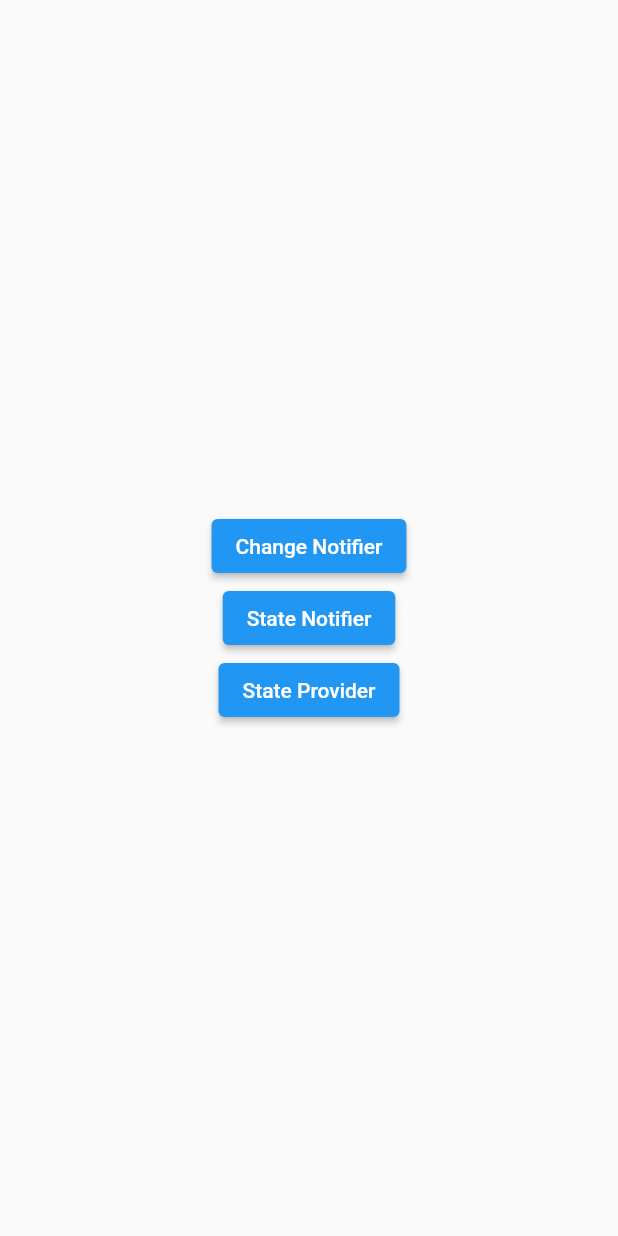
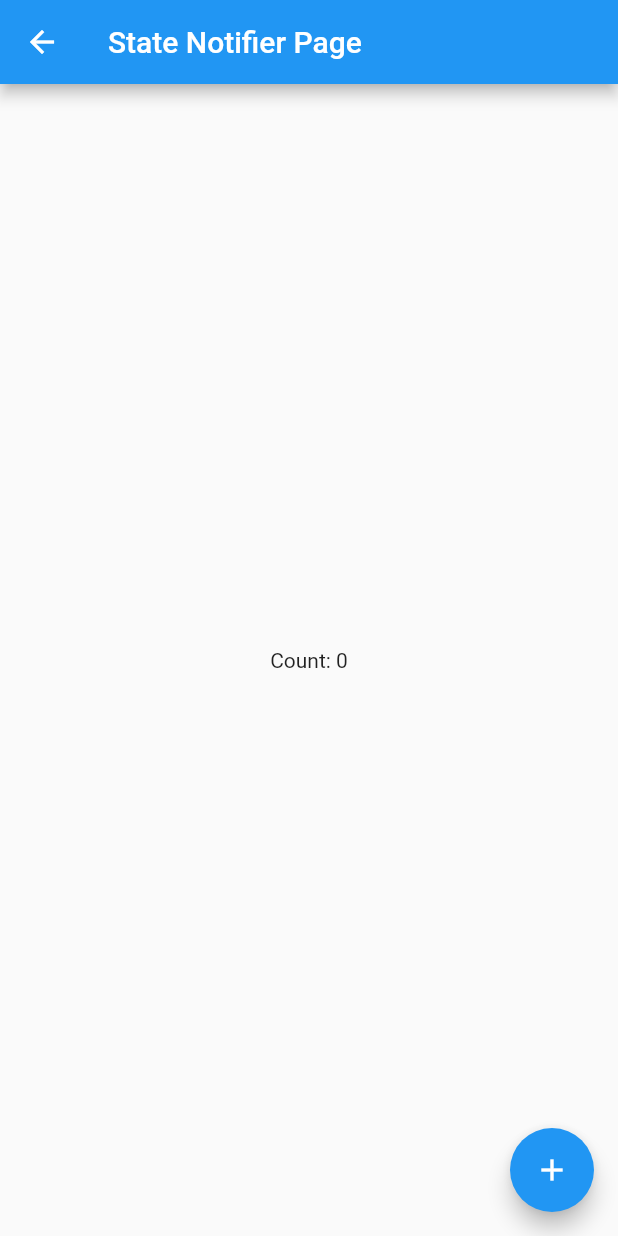
Before and after one commit to anubhavbagri/Riverpod-Essentials, a Flutter app: the screen it shows after launch, after a tap on "State Notifier", on a phone screen of 412 x 824 dp. Run offline on Flutter 3.47's test engine with Material 2 defaults, Android fonts, the phone set to English and light mode, and no system bars; our stand-ins replace flutter_riverpod.

Commit message:
feat: stateNotifier

```diff
--- a/lib/main.dart
+++ b/lib/main.dart
@@ -1,6 +1,7 @@
 import 'package:flutter/material.dart';
 import 'package:flutter_riverpod/flutter_riverpod.dart';
 import 'package:riverpod_essentials/pages/counter_change_notifier_page.dart';
+import 'package:riverpod_essentials/pages/counter_state_notifier_page.dart';
 
 const changeNotifierRoute = 'changeNotifier';
 const stateNotifierRoute = 'stateNotifier';
@@ -24,7 +25,7 @@ class MyApp extends StatelessWidget {
         routes: {
           '/': (context) => Home(),
           changeNotifierRoute: (context) => CounterChangeNotifierPage(),
-          // stateNotifierRoute: (context) => CounterStateNotifierPage(),
+          stateNotifierRoute: (context) => CounterStateNotifierPage(),
           // stateProviderRoute: (context) => CounterStateProviderPage(),
         },
         theme: ThemeData(
--- a/lib/notifiers.dart
+++ b/lib/notifiers.dart
@@ -1,4 +1,5 @@
 import 'package:flutter/foundation.dart';
+import 'package:flutter_riverpod/flutter_riverpod.dart';
 
 /*
 The moment we try to manage more states, it becomes a lot more complicated to keep track of the different side effects in your aplication;
@@ -14,3 +15,11 @@ class CounterChangeNotifier extends ChangeNotifier {
     notifyListeners(); // a function that is exposed by ChangeNotifier allowing _counterProvider to trigger an update every time the CounterChangeNotifier changes. Basically, everytime we call notifyListeners(), that will cause the _counterProvider to update & as a result, the entire build method would be called again since we ref.watch the _counterProvider
   }
 }
+
+class CounterStateNotifier extends StateNotifier<int> {
+  CounterStateNotifier([int? count]) : super(count ?? 0);
+
+  void increment() {
+    state++;
+  }
+}
--- /dev/null
+++ b/lib/pages/counter_state_notifier_page.dart
@@ -0,0 +1,29 @@
+import 'package:flutter/material.dart';
+import 'package:flutter_riverpod/flutter_riverpod.dart';
+import 'package:riverpod_essentials/notifiers.dart';
+
+final _counterProvider =
+    StateNotifierProvider<CounterStateNotifier, int>((ref) {
+  return CounterStateNotifier();
+});
+
+class CounterStateNotifierPage extends ConsumerWidget {
+  const CounterStateNotifierPage({Key? key}) : super(key: key);
+
+  @override
+  Widget build(BuildContext context, WidgetRef ref) {
+    final counter = ref.watch(_counterProvider);
+    return Scaffold(
+      appBar: AppBar(
+        title: Text('State Notifier Page'),
+      ),
+      body: Center(child: Text('Count: ${counter}')),
+      floatingActionButton: FloatingActionButton(
+        onPressed: () {
+          ref.read(_counterProvider.notifier).increment();
+        },
+        child: Icon(Icons.add),
+      ),
+    );
+  }
+}
```
